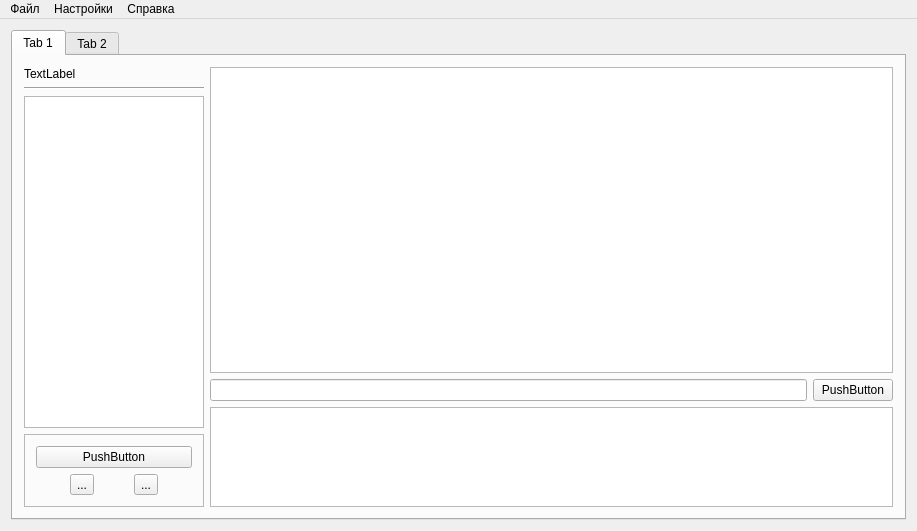
The window that mainwindow.ui (Naursul/Norm) describes before a commit, drawn with Qt 5.
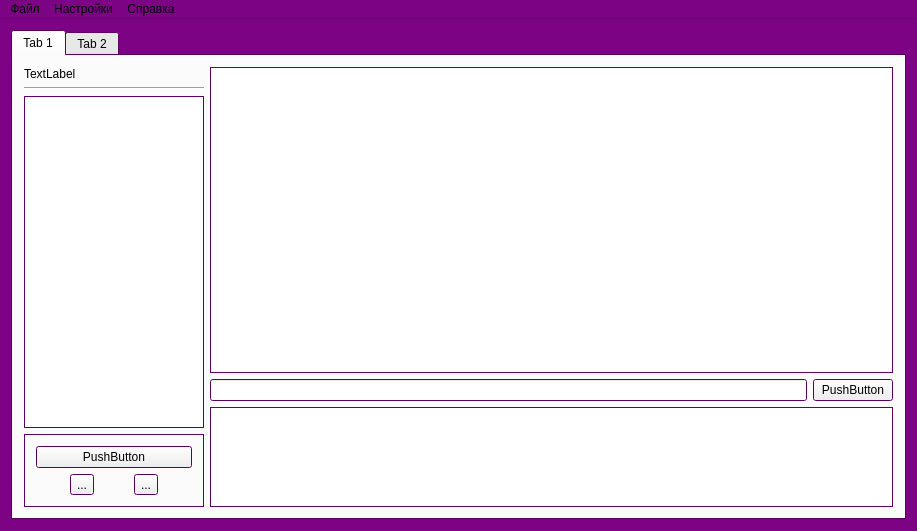
The same window after the commit.

What changed in the file:
```diff
--- a/mainwindow.ui
+++ b/mainwindow.ui
@@ -10,6 +10,43 @@
     <height>531</height>
    </rect>
   </property>
+  <property name="palette">
+   <palette>
+    <active>
+     <colorrole role="Window">
+      <brush brushstyle="SolidPattern">
+       <color alpha="255">
+        <red>123</red>
+        <green>3</green>
+        <blue>132</blue>
+       </color>
+      </brush>
+     </colorrole>
+    </active>
+    <inactive>
+     <colorrole role="Window">
+      <brush brushstyle="SolidPattern">
+       <color alpha="255">
+        <red>123</red>
+        <green>3</green>
+        <blue>132</blue>
+       </color>
+      </brush>
+     </colorrole>
+    </inactive>
+    <disabled>
+     <colorrole role="Window">
+      <brush brushstyle="SolidPattern">
+       <color alpha="255">
+        <red>123</red>
+        <green>3</green>
+        <blue>132</blue>
+       </color>
+      </brush>
+     </colorrole>
+    </disabled>
+   </palette>
+  </property>
   <property name="windowTitle">
    <string>MainWindow</string>
   </property>
@@ -23,9 +60,10 @@
        </attribute>
        <layout class="QHBoxLayout" name="horizontalLayout_2">
         <item>
-         <layout class="QVBoxLayout" name="verticalLayout_4">
-          <item>
-           <layout class="QVBoxLayout" name="verticalLayout_2">
+         <layout class="QVBoxLayout" name="verticalLayout">
+          <property name="sizeConstraint">
+           <enum>QLayout::SetMinimumSize</enum>
+          </property>
             <item>
              <widget class="QLabel" name="label">
               <property name="text">
@@ -43,7 +81,7 @@
             <item>
              <widget class="QListWidget" name="listWidget">
               <property name="sizePolicy">
-               <sizepolicy hsizetype="Fixed" vsizetype="Expanding">
+             <sizepolicy hsizetype="Preferred" vsizetype="Expanding">
                 <horstretch>40</horstretch>
                 <verstretch>0</verstretch>
                </sizepolicy>
@@ -56,10 +94,14 @@
               </property>
              </widget>
             </item>
-           </layout>
-          </item>
           <item>
            <widget class="QFrame" name="frame">
+            <property name="maximumSize">
+             <size>
+              <width>180</width>
+              <height>16777215</height>
+             </size>
+            </property>
             <property name="frameShape">
              <enum>QFrame::StyledPanel</enum>
             </property>
@@ -69,6 +111,12 @@
             <layout class="QVBoxLayout" name="verticalLayout_3">
              <item>
               <widget class="QPushButton" name="pushButton">
+               <property name="maximumSize">
+                <size>
+                 <width>180</width>
+                 <height>16777215</height>
+                </size>
+               </property>
                <property name="text">
                 <string>PushButton</string>
                </property>
```
Left out of the diff: 15 changed lines with no effect on the pictures. Lines whose indentation alone changed are shown as unchanged.
